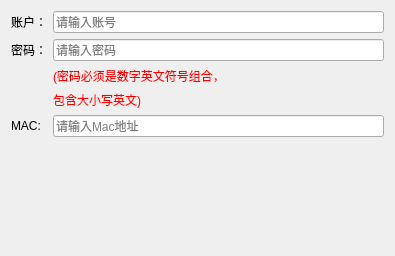
Qt form AutoArb/AddTraderWidget.ui (wayl39/AutoArbTrade) before a commit.
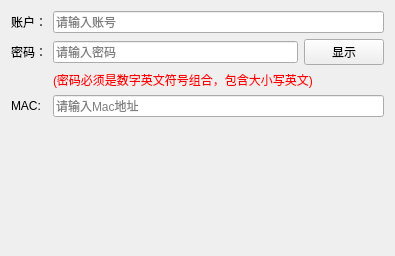
The same form after that commit.

Diff of the .ui file:
```diff
--- a/AutoArb/AddTraderWidget.ui
+++ b/AutoArb/AddTraderWidget.ui
@@ -13,7 +13,14 @@
   <property name="windowTitle">
    <string>Form</string>
   </property>
-  <layout class="QFormLayout" name="formLayout">
+  <layout class="QGridLayout" name="gridLayout">
+   <item row="0" column="1" colspan="2">
+    <widget class="QLineEdit" name="lineEdit_account">
+     <property name="placeholderText">
+      <string>请输入账号</string>
+     </property>
+    </widget>
+   </item>
    <item row="0" column="0">
     <widget class="QLabel" name="label">
      <property name="text">
@@ -21,17 +28,17 @@
      </property>
     </widget>
    </item>
-   <item row="0" column="1">
-    <widget class="QLineEdit" name="lineEdit_account">
-     <property name="placeholderText">
-      <string>请输入账号</string>
+   <item row="1" column="2">
+    <widget class="QPushButton" name="pb_passwordVisible">
+     <property name="text">
+      <string>显示</string>
      </property>
     </widget>
    </item>
-   <item row="1" column="0">
-    <widget class="QLabel" name="label_2">
+   <item row="2" column="1" colspan="2">
+    <widget class="QLabel" name="label_3">
      <property name="text">
-      <string>密码：</string>
+      <string>&lt;html&gt;&lt;head/&gt;&lt;body&gt;&lt;p&gt;&lt;span style=&quot; color:#ff0000;&quot;&gt;(密码必须是数字英文符号组合，包含大小写英文)&lt;/span&gt;&lt;/p&gt;&lt;/body&gt;&lt;/html&gt;</string>
      </property>
     </widget>
    </item>
@@ -45,21 +52,21 @@
      </property>
     </widget>
    </item>
-   <item row="3" column="1">
-    <widget class="QLabel" name="label_4">
+   <item row="1" column="0">
+    <widget class="QLabel" name="label_2">
      <property name="text">
-      <string>&lt;html&gt;&lt;head/&gt;&lt;body&gt;&lt;p&gt;&lt;span style=&quot; color:#ff0000;&quot;&gt;包含大小写英文)&lt;/span&gt;&lt;/p&gt;&lt;/body&gt;&lt;/html&gt;</string>
+      <string>密码：</string>
      </property>
     </widget>
    </item>
-   <item row="4" column="0">
+   <item row="5" column="0">
     <widget class="QLabel" name="label_6">
      <property name="text">
       <string>MAC:</string>
      </property>
     </widget>
    </item>
-   <item row="4" column="1">
+   <item row="5" column="1" colspan="2">
     <widget class="QLineEdit" name="lineEdit_mac">
      <property name="text">
       <string/>
@@ -69,12 +76,18 @@
      </property>
     </widget>
    </item>
-   <item row="2" column="1">
-    <widget class="QLabel" name="label_3">
-     <property name="text">
-      <string>&lt;html&gt;&lt;head/&gt;&lt;body&gt;&lt;p&gt;&lt;span style=&quot; color:#ff0000;&quot;&gt;(密码必须是数字英文符号组合，&lt;/span&gt;&lt;/p&gt;&lt;/body&gt;&lt;/html&gt;</string>
+   <item row="6" column="1">
+    <spacer name="verticalSpacer">
+     <property name="orientation">
+      <enum>Qt::Vertical</enum>
      </property>
-    </widget>
+     <property name="sizeHint" stdset="0">
+      <size>
+       <width>20</width>
+       <height>40</height>
+      </size>
+     </property>
+    </spacer>
    </item>
   </layout>
  </widget>
```
